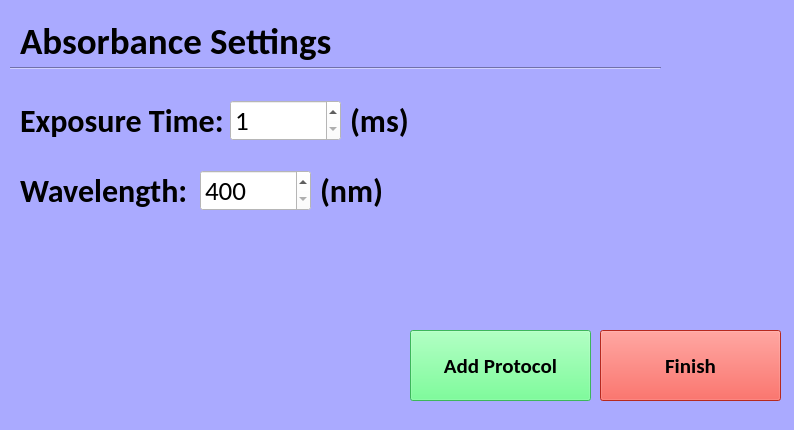
This is PiGui/absMenu.ui in fabbondanza/MAK-2017 as Qt 5 draws it before an edit. The edited form follows.
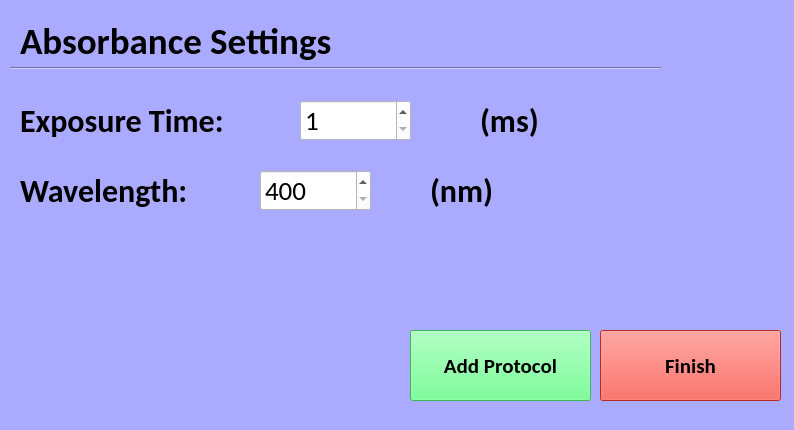
This is the edited form.

Commit message: Added protocol selection screen and absMenu, absSpecMenu screens

```diff
--- a/PiGui/absMenu.ui
+++ b/PiGui/absMenu.ui
@@ -53,7 +53,7 @@
   <widget class="QSpinBox" name="exposureTimeSpinBox">
    <property name="geometry">
     <rect>
-     <x>230</x>
+     <x>300</x>
      <y>100</y>
      <width>111</width>
      <height>41</height>
@@ -99,7 +99,7 @@
   <widget class="QLabel" name="label_3">
    <property name="geometry">
     <rect>
-     <x>350</x>
+     <x>480</x>
      <y>100</y>
      <width>61</width>
      <height>41</height>
@@ -141,7 +141,7 @@
   <widget class="QSpinBox" name="wavelengthSpinBox">
    <property name="geometry">
     <rect>
-     <x>200</x>
+     <x>260</x>
      <y>170</y>
      <width>111</width>
      <height>41</height>
@@ -166,7 +166,7 @@
   <widget class="QLabel" name="label_5">
    <property name="geometry">
     <rect>
-     <x>320</x>
+     <x>430</x>
      <y>170</y>
      <width>71</width>
      <height>41</height>
```
Left out of the diff: 6 changed lines with no effect on the pictures. The commit also changes 1 other file.
